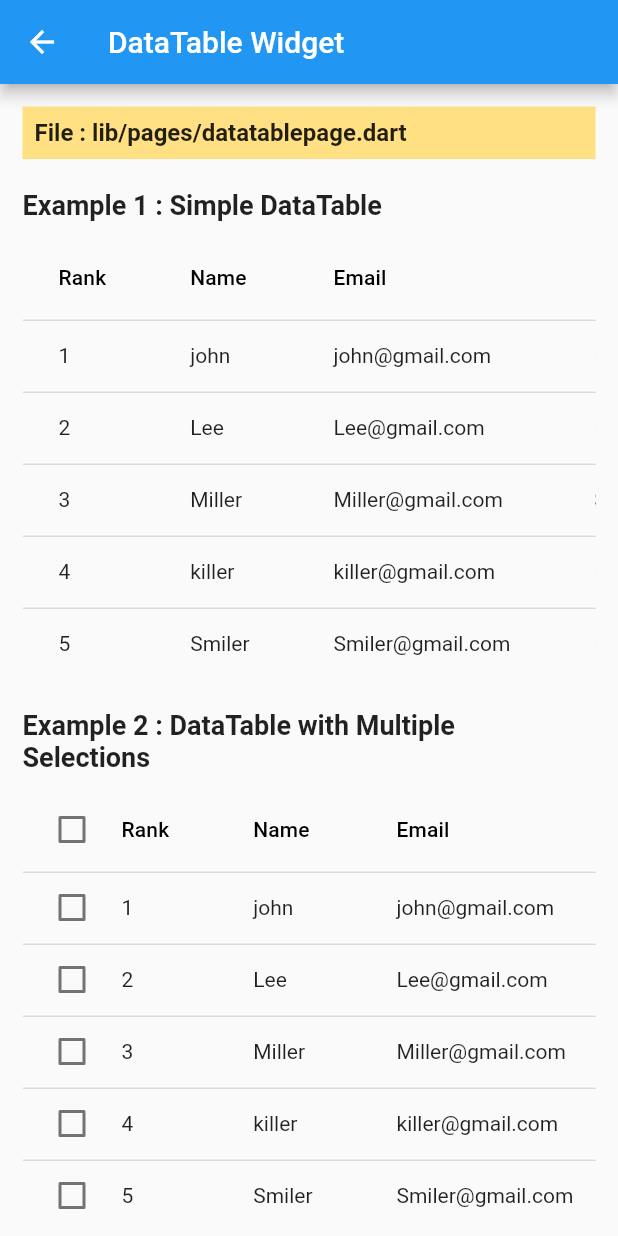
After one commit to yahoo-baba/FlutterWidgets, a Flutter app: the DataTablePage screen opened directly, on a phone screen of 412 x 824 dp. The commit adds this screen. Run offline on Flutter 3.47's test engine with Material 2 defaults, Android fonts, the phone set to English and light mode, and no system bars.

Commit message:
New Flutter widgets added - column,row,datatable,divider,icon,iconbutton

```diff
--- a/lib/books.dart
+++ b/lib/books.dart
@@ -1,13 +1,18 @@
 import 'package:flutter/material.dart';
 import 'package:flutterwidgets/pages/appbarwidgetpage.dart';
 import 'package:flutterwidgets/pages/centerwidgetpage.dart';
+import 'package:flutterwidgets/pages/columnpage.dart';
 import 'package:flutterwidgets/pages/containerwidgetpage.dart';
+import 'package:flutterwidgets/pages/datatablepage.dart';
+import 'package:flutterwidgets/pages/dividerpage.dart';
 import 'package:flutterwidgets/pages/elevatedbuttonpage.dart';
 import 'package:flutterwidgets/pages/iconbuttonpage.dart';
+import 'package:flutterwidgets/pages/iconpage.dart';
 import 'package:flutterwidgets/pages/imagepage.dart';
 import 'package:flutterwidgets/pages/listviewpage.dart';
 import 'package:flutterwidgets/pages/nopagefoundpage.dart';
 import 'package:flutterwidgets/pages/outlinedbuttonpage.dart';
+import 'package:flutterwidgets/pages/rowpage.dart';
 import 'package:flutterwidgets/pages/textwidgetpage.dart';
 
 import 'pages/selectabletextpage.dart';
@@ -51,10 +56,11 @@ const allWidgets = [
   Book(title: 'Drawer Widget', pageName: NoPageFoundPage()),
   Book(title: 'PopupMenuButton Widget', pageName: NoPageFoundPage()),
   Book(title: 'Image Widget', pageName: ImagePage()),
+  Book(title: 'Icon Widget', pageName: IconPage()),
   Book(title: 'Image Filter Widget', pageName: NoPageFoundPage()),
-  Book(title: 'Column Widget', pageName: NoPageFoundPage()),
-  Book(title: 'Row Widget', pageName: NoPageFoundPage()),
-  Book(title: 'Divider Widget', pageName: NoPageFoundPage()),
+  Book(title: 'Column Widget', pageName: ColumnPage()),
+  Book(title: 'Row Widget', pageName: RowPage()),
+  Book(title: 'Divider Widget', pageName: DividerPage()),
   Book(title: 'SizedBox Widget', pageName: NoPageFoundPage()),
   Book(title: 'Spacer Widget', pageName: NoPageFoundPage()),
   Book(title: 'Padding Widget', pageName: NoPageFoundPage()),
@@ -65,7 +71,6 @@ const allWidgets = [
   Book(title: 'Card Widget', pageName: NoPageFoundPage()),
   Book(title: 'MediaQuery Widget', pageName: NoPageFoundPage()),
   Book(title: 'Custom Widget', pageName: NoPageFoundPage()),
-  Book(title: 'Icon Widget', pageName: NoPageFoundPage()),
   Book(title: 'FlutterLogo Widget', pageName: NoPageFoundPage()),
   Book(title: 'ElevatedButton Widget', pageName: ElevatedButtonPage()),
   Book(title: 'OutlinedButton Widget', pageName: OutlinedButtonPage()),
@@ -98,7 +103,7 @@ const allWidgets = [
   Book(title: 'DateRangePicker Widget', pageName: NoPageFoundPage()),
   Book(title: 'FutureBuilder Widget', pageName: NoPageFoundPage()),
   Book(title: 'Table Widget', pageName: NoPageFoundPage()),
-  Book(title: 'DataTable Widget', pageName: NoPageFoundPage()),
+  Book(title: 'DataTable Widget', pageName: DataTablePage()),
   Book(title: 'SearchBar Widget', pageName: NoPageFoundPage()),
   Book(title: 'GestureDetector Widget', pageName: NoPageFoundPage()),
   Book(title: 'No Page Found', pageName: NoPageFoundPage()),
--- /dev/null
+++ b/lib/pages/datatablepage.dart
@@ -0,0 +1,275 @@
+import 'package:flutter/material.dart';
+import 'package:flutterwidgets/pages/styling/filepath.dart';
+import 'package:flutterwidgets/pages/styling/subheading.dart';
+
+class DataTablePage extends StatefulWidget {
+  const DataTablePage({super.key});
+
+  @override
+  State<DataTablePage> createState() => _DataTablePageState();
+}
+
+class _DataTablePageState extends State<DataTablePage> {
+  late bool sort;
+  List<user> selectedList = [];
+  List<user> userdetails1 = [
+    user(
+      rank: '1',
+      name: 'john',
+      email: 'john@gmail.com',
+      designation: 'Designer',
+      birthday: '12-03-1997',
+      location: 'Mumbai',
+    ),
+    user(
+      rank: '2',
+      name: 'Lee',
+      email: 'Lee@gmail.com',
+      designation: 'Designer',
+      birthday: '12-07-1997',
+      location: 'Mumbai',
+    ),
+    user(
+      rank: '3',
+      name: 'Miller',
+      email: 'Miller@gmail.com',
+      designation: 'Staff',
+      birthday: '12-03-1997',
+      location: 'Mumbai',
+    ),
+    user(
+      rank: '4',
+      name: 'killer',
+      email: 'killer@gmail.com',
+      designation: 'Manager',
+      birthday: '13-04-1997',
+      location: 'Mumbai',
+    ),
+    user(
+      rank: '5',
+      name: 'Smiler',
+      email: 'Smiler@gmail.com',
+      designation: 'Developer',
+      birthday: '12-06-1997',
+      location: 'Mumbai',
+    ),
+  ];
+  List<user> userdetails = [
+    user(
+      rank: '1',
+      name: 'john',
+      email: 'john@gmail.com',
+      designation: 'Designer',
+      birthday: '12-03-1997',
+      location: 'Mumbai',
+    ),
+    user(
+      rank: '2',
+      name: 'Lee',
+      email: 'Lee@gmail.com',
+      designation: 'Designer',
+      birthday: '12-07-1997',
+      location: 'Mumbai',
+    ),
+    user(
+      rank: '3',
+      name: 'Miller',
+      email: 'Miller@gmail.com',
+      designation: 'Staff',
+      birthday: '12-03-1997',
+      location: 'Mumbai',
+    ),
+    user(
+      rank: '4',
+      name: 'killer',
+      email: 'killer@gmail.com',
+      designation: 'Manager',
+      birthday: '13-04-1997',
+      location: 'Mumbai',
+    ),
+    user(
+      rank: '5',
+      name: 'Smiler',
+      email: 'Smiler@gmail.com',
+      designation: 'Developer',
+      birthday: '12-06-1997',
+      location: 'Mumbai',
+    ),
+  ];
+
+  onSelectedRow(bool? selected, user data) async {
+    setState(() {
+      if (selected!) {
+        selectedList.add(data);
+      } else {
+        selectedList.remove(data);
+      }
+    });
+  }
+
+  onSortColumn(int columnIndex, bool ascending) {
+    if (columnIndex == 1) {
+      if (ascending) {
+        userdetails1.sort((a, b) => a.name!.compareTo(b.name!));
+      } else {
+        userdetails1.sort((a, b) => b.name!.compareTo(a.name!));
+      }
+    }
+  }
+
+  @override
+  void initState() {
+    super.initState();
+    init();
+  }
+
+  init() async {
+    sort = false;
+    setState(() {});
+  }
+
+  @override
+  void setState(fn) {
+    if (mounted) super.setState(fn);
+  }
+
+  @override
+  Widget build(BuildContext context) {
+    return Scaffold(
+      appBar: AppBar(
+        title: const Text('DataTable Widget'),
+      ),
+      body: SingleChildScrollView(
+        child: Container(
+          padding: const EdgeInsets.all(15),
+          child: Column(
+            crossAxisAlignment: CrossAxisAlignment.start,
+            children: <Widget>[
+              filepath(fullpath: 'lib/pages/datatablepage.dart'),
+              subheading(heading: 'Example 1 : Simple DataTable'),
+              SingleChildScrollView(
+                scrollDirection: Axis.horizontal,
+                child: DataTable(
+                  columns: <DataColumn>[
+                    DataColumn(label: Text('Rank'), tooltip: 'Rank'),
+                    DataColumn(label: Text('Name')),
+                    DataColumn(label: Text('Email')),
+                    DataColumn(label: Text('Designation')),
+                    DataColumn(label: Text('BirthDate')),
+                    DataColumn(label: Text('Location')),
+                  ],
+                  rows: userdetails
+                      .map(
+                        (data) => DataRow(
+                          cells: [
+                            DataCell(Text(data.rank!)),
+                            DataCell(Text(data.name!)),
+                            DataCell(Text(data.email!)),
+                            DataCell(Text(data.designation!)),
+                            DataCell(Text(data.birthday!)),
+                            DataCell(Text(data.location!)),
+                          ],
+                        ),
+                      )
+                      .toList(),
+                ),
+              ),
+              subheading(
+                  heading: 'Example 2 : DataTable with Multiple Selections'),
+              SingleChildScrollView(
+                scrollDirection: Axis.horizontal,
+                child: Theme(
+                  data: ThemeData.light(),
+                  child: DataTable(
+                    columns: <DataColumn>[
+                      DataColumn(label: Text('Rank'), tooltip: 'Rank'),
+                      DataColumn(label: Text('Name')),
+                      DataColumn(label: Text('Email')),
+                      DataColumn(label: Text('Designation')),
+                      DataColumn(label: Text('BirthDate')),
+                      DataColumn(label: Text('Location')),
+                    ],
+                    rows: userdetails
+                        .map(
+                          (data) => DataRow(
+                            selected: selectedList.contains(data),
+                            onSelectChanged: (b) {
+                              onSelectedRow(b, data);
+                              //toasty(context, data.name);
+                            },
+                            cells: [
+                              DataCell(Text(data.rank!)),
+                              DataCell(Text(data.name!)),
+                              DataCell(Text(data.email!)),
+                              DataCell(Text(data.designation!)),
+                              DataCell(Text(data.birthday!)),
+                              DataCell(Text(data.location!)),
+                            ],
+                          ),
+                        )
+                        .toList(),
+                  ),
+                ),
+              ),
+              subheading(heading: 'Example 3 : DataTable with name sorting'),
+              SingleChildScrollView(
+                scrollDirection: Axis.horizontal,
+                child: DataTable(
+                  sortAscending: sort,
+                  sortColumnIndex: 1,
+                  columns: <DataColumn>[
+                    DataColumn(label: Text('Rank'), tooltip: 'Rank'),
+                    DataColumn(
+                      label: Text('Name'),
+                      onSort: (columnIndex, ascending) {
+                        setState(() {
+                          sort = !sort;
+                        });
+                        onSortColumn(columnIndex, ascending);
+                      },
+                    ),
+                    DataColumn(label: Text('Email')),
+                    DataColumn(label: Text('Designation')),
+                    DataColumn(label: Text('Birthdate')),
+                    DataColumn(label: Text('Location')),
+                  ],
+                  rows: userdetails1
+                      .map(
+                        (data) => DataRow(
+                          cells: [
+                            DataCell(Text(data.rank!)),
+                            DataCell(Text(data.name!)),
+                            DataCell(Text(data.email!)),
+                            DataCell(Text(data.designation!)),
+                            DataCell(Text(data.birthday!)),
+                            DataCell(Text(data.location!)),
+                          ],
+                        ),
+                      )
+                      .toList(),
+                ),
+              ),
+            ],
+          ),
+        ),
+      ),
+    );
+  }
+}
+
+class user {
+  String? rank;
+  String? name;
+  String? email;
+  String? designation;
+  String? birthday;
+  String? location;
+
+  user(
+      {this.rank,
+      this.name,
+      this.email,
+      this.designation,
+      this.birthday,
+      this.location});
+}
--- a/lib/pages/iconbuttonpage.dart
+++ b/lib/pages/iconbuttonpage.dart
@@ -1,4 +1,5 @@
 import 'package:flutter/material.dart';
+import 'package:flutterwidgets/pages/styling/filepath.dart';
 import 'package:flutterwidgets/pages/styling/subheading.dart';
 
 class IconButtonPage extends StatelessWidget {
@@ -15,10 +16,7 @@ class IconButtonPage extends StatelessWidget {
         child: Column(
           crossAxisAlignment: CrossAxisAlignment.start,
           children: <Widget>[
-            Text(
-              'File : lib/pages/iconbuttonpage.dart',
-              style: TextStyle(fontSize: 16, fontWeight: FontWeight.bold),
-            ),
+            filepath(fullpath: 'lib/pages/iconbuttonpage.dart'),
             subheading(heading: 'Example 1 : Icon Button'),
             IconButton(
               color: Colors.purple,
--- /dev/null
+++ b/lib/pages/iconpage.dart
@@ -0,0 +1,31 @@
+import 'package:flutter/material.dart';
+import 'package:flutterwidgets/pages/styling/filepath.dart';
+import 'package:flutterwidgets/pages/styling/subheading.dart';
+
+class IconPage extends StatelessWidget {
+  const IconPage({super.key});
+
+  @override
+  Widget build(BuildContext context) {
+    return Scaffold(
+      appBar: AppBar(
+        title: const Text('Icon Widget'),
+      ),
+      body: Container(
+        padding: const EdgeInsets.all(15),
+        child: Column(
+          crossAxisAlignment: CrossAxisAlignment.start,
+          children: const <Widget>[
+            filepath(fullpath: 'lib/pages/iconpage.dart'),
+            subheading(heading: 'Example 1 : '),
+            Icon(
+              Icons.verified_user,
+              size: 60,
+              color: Colors.blue,
+            ),
+          ],
+        ),
+      ),
+    );
+  }
+}
```
Also changed, not shown: lib/pages/columnpage.dart (added, +31 -0 lines), lib/pages/dividerpage.dart (added, +111 -0 lines), lib/pages/rowpage.dart (added, +109 -0 lines), 1 other file.
